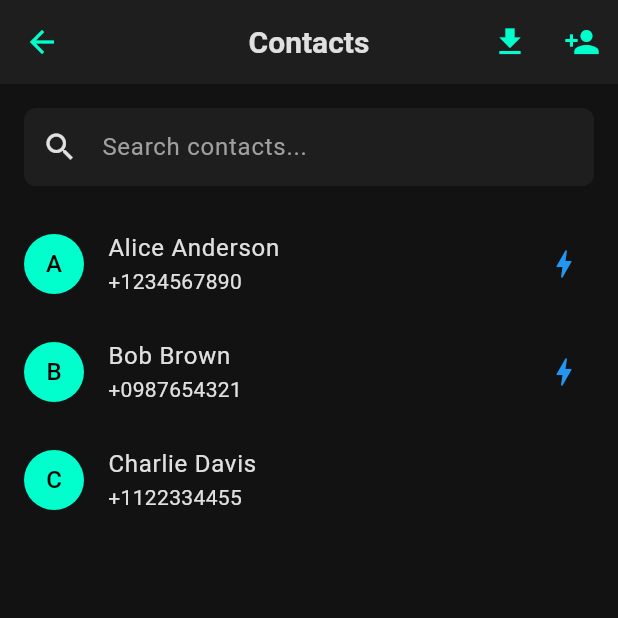
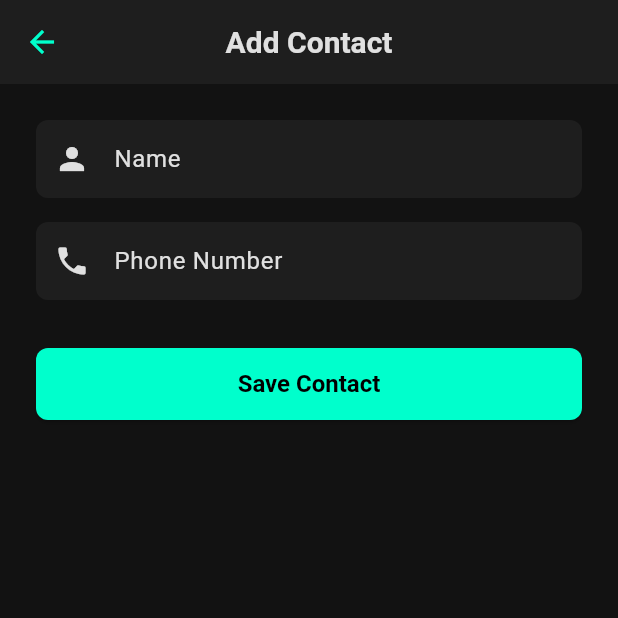
Before and after one commit to voltarz/VoltChat, a Flutter app: the ContactsScreen screen opened by its route, after a tap on the "person add" icon, on a phone screen of 412 x 824 dp, the top half of it. Run offline on Flutter 3.47's test engine with Material 3 defaults, Android fonts, the phone set to English and light mode, and no system bars; our stand-ins replace flutter_contacts, shared_preferences; accounts and stored records are empty.

Commit message:
Contact management and import flow
Co-authored-by: voltarz <329728344+voltarz@users.noreply.github.com>

```diff
--- a/lib/core/router/app_router.dart
+++ b/lib/core/router/app_router.dart
@@ -3,6 +3,7 @@ import 'package:flutter/material.dart';
 import '../../presentation/screens/auth/login_screen.dart';
 import '../../presentation/screens/auth/registration_screen.dart';
 import '../../presentation/screens/broadcasts/broadcasts_screen.dart';
+import '../../presentation/screens/contacts/add_contact_screen.dart';
 import '../../presentation/screens/contacts/contact_details_screen.dart';
 import '../../presentation/screens/contacts/contacts_screen.dart';
 import '../../presentation/screens/conversations/chat_screen.dart';
@@ -23,6 +24,7 @@ class AppRouter {
   static const String settings = '/settings';
   static const String contacts = '/contacts';
   static const String contactDetails = '/contact-details';
+  static const String addContact = '/add-contact';
   static const String chat = '/chat';
 
   static Route<dynamic> generateRoute(RouteSettings routeSettings) {
@@ -48,6 +50,8 @@ class AppRouter {
       case contactDetails:
         final contactId = routeSettings.arguments as String;
         return MaterialPageRoute(builder: (_) => ContactDetailsScreen(contactId: contactId));
+      case addContact:
+        return MaterialPageRoute(builder: (_) => const AddContactScreen());
       case chat:
         final conversationId = routeSettings.arguments as String;
         return MaterialPageRoute(builder: (_) => ChatScreen(conversationId: conversationId));
--- a/lib/data/services/mock_contact_service.dart
+++ b/lib/data/services/mock_contact_service.dart
@@ -1,41 +1,128 @@
+import 'dart:convert';
+import 'package:shared_preferences/shared_preferences.dart';
+import 'package:flutter_contacts/flutter_contacts.dart' as fc;
+import 'package:flutter/foundation.dart';
 import '../../domain/models/contact.dart';
 import '../../domain/repositories/contact_repository.dart';
 
 class MockContactService implements ContactRepository {
-  final List<Contact> _contacts = [
-    Contact(id: 'c1', displayName: 'Alice Anderson', phoneNumber: '+1234567890', isVoltChatUser: true, voltChatUserId: 'u1'),
-    Contact(id: 'c2', displayName: 'Bob Brown', phoneNumber: '+0987654321', isVoltChatUser: true, voltChatUserId: 'u2'),
-    Contact(id: 'c3', displayName: 'Charlie Davis', phoneNumber: '+1122334455', isVoltChatUser: false),
-  ];
+  // Singleton pattern for local persistence
+  MockContactService._privateConstructor();
+  static final MockContactService _instance = MockContactService._privateConstructor();
+  factory MockContactService() => _instance;
+
+  final List<Contact> _contacts = [];
+  static const String _prefsKey = 'voltchat_contacts';
+  bool _isInitialized = false;
+
+  Future<void> _init() async {
+    if (_isInitialized) return;
+
+    final prefs = await SharedPreferences.getInstance();
+    final contactsJson = prefs.getString(_prefsKey);
+
+    if (contactsJson != null) {
+      final List<dynamic> decoded = jsonDecode(contactsJson);
+      _contacts.clear();
+      for (var item in decoded) {
+        _contacts.add(Contact.fromJson(item));
+      }
+    } else {
+      // Add default mock data if empty
+      _contacts.addAll([
+        Contact(id: 'c1', displayName: 'Alice Anderson', phoneNumber: '+1234567890', isVoltChatUser: true, voltChatUserId: 'u1'),
+        Contact(id: 'c2', displayName: 'Bob Brown', phoneNumber: '+0987654321', isVoltChatUser: true, voltChatUserId: 'u2'),
+        Contact(id: 'c3', displayName: 'Charlie Davis', phoneNumber: '+1122334455', isVoltChatUser: false),
+      ]);
+      await _saveContacts();
+    }
+    _isInitialized = true;
+  }
+
+  Future<void> _saveContacts() async {
+    final prefs = await SharedPreferences.getInstance();
+    final List<Map<String, dynamic>> jsonData = _contacts.map((c) => c.toJson()).toList();
+    await prefs.setString(_prefsKey, jsonEncode(jsonData));
+  }
 
   @override
   Future<List<Contact>> getContacts() async {
-    await Future.delayed(const Duration(milliseconds: 500));
-    return _contacts;
+    await _init();
+    return List.unmodifiable(_contacts);
   }
 
   @override
   Future<List<Contact>> searchContacts(String query) async {
-    await Future.delayed(const Duration(milliseconds: 300));
+    await _init();
     final lowerQuery = query.toLowerCase();
     return _contacts.where((c) => c.displayName.toLowerCase().contains(lowerQuery)).toList();
   }
 
   @override
   Future<void> addContact(Contact contact) async {
-    await Future.delayed(const Duration(milliseconds: 300));
+    await _init();
+
+    // Normalize phone number for checking
+    final newPhone = contact.phoneNumber?.replaceAll(RegExp(r'\D'), '');
+
+    if (newPhone != null && newPhone.isNotEmpty) {
+      final exists = _contacts.any((c) {
+        final existingPhone = c.phoneNumber?.replaceAll(RegExp(r'\D'), '');
+        return existingPhone == newPhone;
+      });
+      if (exists) {
+        throw Exception('A contact with this phone number already exists.');
+      }
+    }
     _contacts.add(contact);
+    await _saveContacts();
   }
 
   @override
   Future<Contact> getContactById(String id) async {
-    await Future.delayed(const Duration(milliseconds: 300));
+    await _init();
     return _contacts.firstWhere((c) => c.id == id, orElse: () => throw Exception('Contact not found'));
   }
 
   @override
   Future<List<Contact>> importDeviceContacts() async {
-    await Future.delayed(const Duration(seconds: 1));
-    return _contacts; // Mocking device import by returning existing mock data
+    await _init();
+
+    if (!kIsWeb && (defaultTargetPlatform == TargetPlatform.android || defaultTargetPlatform == TargetPlatform.iOS)) {
+      if (await fc.FlutterContacts.requestPermission()) {
+        final deviceContacts = await fc.FlutterContacts.getContacts(withProperties: true);
+
+        for (var dc in deviceContacts) {
+          if (dc.phones.isNotEmpty) {
+             final phone = dc.phones.first.number;
+             final newContact = Contact(
+                id: DateTime.now().millisecondsSinceEpoch.toString() + dc.id,
+                displayName: dc.displayName,
+                phoneNumber: phone,
+             );
+             try {
+               await addContact(newContact);
+             } catch (e) {
+               // Ignore duplicates
+             }
+          }
+        }
+      }
+    } else {
+      // Fallback for Windows/Web or permission denied
+      final imported = [
+        Contact(id: 'c_imp1', displayName: 'Imported Contact 1', phoneNumber: '+9998887776'),
+        Contact(id: 'c_imp2', displayName: 'Imported Contact 2', phoneNumber: '+9997776665'),
+      ];
+      for (var contact in imported) {
+        try {
+          await addContact(contact);
+        } catch (e) {
+          // Skip duplicates during import
+        }
+      }
+    }
+
+    return List.unmodifiable(_contacts);
   }
 }
--- a/lib/domain/models/contact.dart
+++ b/lib/domain/models/contact.dart
@@ -14,4 +14,26 @@ class Contact {
     this.isVoltChatUser = false,
     this.voltChatUserId,
   });
+
+  Map<String, dynamic> toJson() {
+    return {
+      'id': id,
+      'displayName': displayName,
+      'phoneNumber': phoneNumber,
+      'profileImageUrl': profileImageUrl,
+      'isVoltChatUser': isVoltChatUser,
+      'voltChatUserId': voltChatUserId,
+    };
+  }
+
+  factory Contact.fromJson(Map<String, dynamic> json) {
+    return Contact(
+      id: json['id'],
+      displayName: json['displayName'],
+      phoneNumber: json['phoneNumber'],
+      profileImageUrl: json['profileImageUrl'],
+      isVoltChatUser: json['isVoltChatUser'] ?? false,
+      voltChatUserId: json['voltChatUserId'],
+    );
+  }
 }
--- a/lib/domain/repositories/contact_repository.dart
+++ b/lib/domain/repositories/contact_repository.dart
@@ -3,6 +3,7 @@ import '../models/contact.dart';
 abstract class ContactRepository {
   Future<List<Contact>> getContacts();
   Future<List<Contact>> searchContacts(String query);
+  /// Adds a new contact if it does not already exist (checks by phone number)
   Future<void> addContact(Contact contact);
   Future<Contact> getContactById(String id);
   /// Extension point for future native Android/iOS device contact import
--- /dev/null
+++ b/lib/presentation/screens/contacts/add_contact_screen.dart
@@ -0,0 +1,115 @@
+import 'package:flutter/material.dart';
+import '../../../domain/models/contact.dart';
+import '../../../data/services/mock_contact_service.dart';
+
+class AddContactScreen extends StatefulWidget {
+  const AddContactScreen({super.key});
+
+  @override
+  State<AddContactScreen> createState() => _AddContactScreenState();
+}
+
+class _AddContactScreenState extends State<AddContactScreen> {
+  final MockContactService _contactService = MockContactService();
+  final _formKey = GlobalKey<FormState>();
+  final _nameController = TextEditingController();
+  final _phoneController = TextEditingController();
+  bool _isSaving = false;
+
+  @override
+  void dispose() {
+    _nameController.dispose();
+    _phoneController.dispose();
+    super.dispose();
+  }
+
+  Future<void> _saveContact() async {
+    if (!_formKey.currentState!.validate()) return;
+
+    setState(() => _isSaving = true);
+
+    final newContact = Contact(
+      id: DateTime.now().millisecondsSinceEpoch.toString(),
+      displayName: _nameController.text.trim(),
+      phoneNumber: _phoneController.text.trim(),
+    );
+
+    try {
+      await _contactService.addContact(newContact);
+      if (mounted) {
+        Navigator.of(context).pop(true); // Return true to indicate success
+      }
+    } catch (e) {
+      if (mounted) {
+        ScaffoldMessenger.of(context).showSnackBar(
+          SnackBar(content: Text(e.toString().replaceAll('Exception: ', ''))),
+        );
+      }
+    } finally {
+      if (mounted) {
+        setState(() => _isSaving = false);
+      }
+    }
+  }
+
+  @override
+  Widget build(BuildContext context) {
+    return Scaffold(
+      appBar: AppBar(title: const Text('Add Contact')),
+      body: Center(
+        child: ConstrainedBox(
+          constraints: const BoxConstraints(maxWidth: 600),
+          child: Padding(
+            padding: const EdgeInsets.all(24.0),
+            child: Form(
+              key: _formKey,
+              child: Column(
+                crossAxisAlignment: CrossAxisAlignment.stretch,
+                children: [
+                  TextFormField(
+                    controller: _nameController,
+                    decoration: const InputDecoration(
+                      labelText: 'Name',
+                      prefixIcon: Icon(Icons.person),
+                    ),
+                    validator: (value) {
+                      if (value == null || value.trim().isEmpty) {
+                        return 'Please enter a name';
+                      }
+                      return null;
+                    },
+                  ),
+                  const SizedBox(height: 16),
+                  TextFormField(
+                    controller: _phoneController,
+                    decoration: const InputDecoration(
+                      labelText: 'Phone Number',
+                      prefixIcon: Icon(Icons.phone),
+                    ),
+                    keyboardType: TextInputType.phone,
+                    validator: (value) {
+                      if (value == null || value.trim().isEmpty) {
+                        return 'Please enter a phone number';
+                      }
+                      return null;
+                    },
+                  ),
+                  const SizedBox(height: 32),
+                  SizedBox(
+                    height: 48,
+                    child: ElevatedButton(
+                      onPressed: _isSaving ? null : _saveContact,
+                      child: _isSaving
+                        ? const CircularProgressIndicator(color: Colors.black)
+                        : const Text('Save Contact'),
+                    ),
+                  ),
+                ],
+              ),
+            ),
+          ),
+        ),
+      ),
+    );
+  }
+}
--- a/lib/presentation/screens/contacts/contacts_screen.dart
+++ b/lib/presentation/screens/contacts/contacts_screen.dart
@@ -73,8 +73,11 @@ class _ContactsScreenState extends State<ContactsScreen> {
           IconButton(
             icon: const Icon(Icons.person_add),
             tooltip: 'Add Contact',
-            onPressed: () {
-              // Future: Add contact modal/screen
+            onPressed: () async {
+              final result = await Navigator.of(context).pushNamed(AppRouter.addContact);
+              if (result == true) {
+                _loadContacts();
+              }
             },
           ),
         ],
--- a/pubspec.yaml
+++ b/pubspec.yaml
@@ -34,6 +34,8 @@ dependencies:
   # The following adds the Cupertino Icons font to your application.
   # Use with the CupertinoIcons class for iOS style icons.
   cupertino_icons: ^1.0.8
+  shared_preferences: ^2.5.5
+  flutter_contacts: ^2.1.0
 
 dev_dependencies:
   flutter_test:
```
Also changed, not shown: pubspec.lock.
